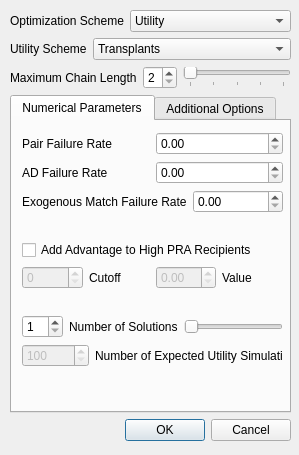
Qt form KPD GUI/DialogSimParameters.ui (mathieubray/KPDGUI) before a commit.
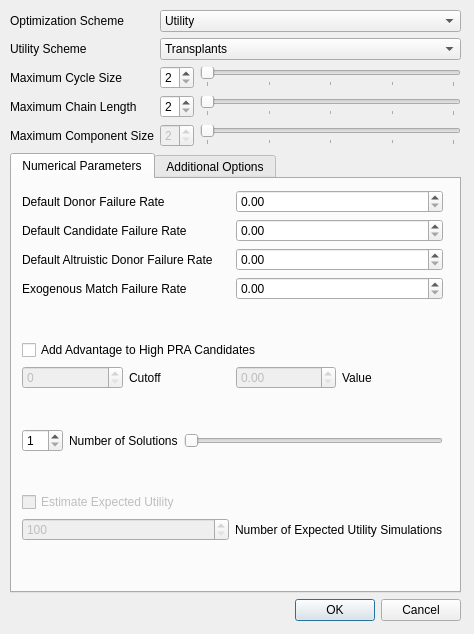
The same form after that commit.

Commit message: Pre- Changing Donor and Candidate to their own items

```diff
--- a/KPD GUI/DialogSimParameters.ui
+++ b/KPD GUI/DialogSimParameters.ui
@@ -6,38 +6,38 @@
    <rect>
     <x>0</x>
     <y>0</y>
-    <width>299</width>
-    <height>455</height>
+    <width>474</width>
+    <height>634</height>
    </rect>
   </property>
   <property name="minimumSize">
    <size>
-    <width>0</width>
-    <height>0</height>
+    <width>474</width>
+    <height>634</height>
    </size>
   </property>
   <property name="maximumSize">
    <size>
-    <width>10000000</width>
-    <height>10000000</height>
+    <width>474</width>
+    <height>634</height>
    </size>
   </property>
   <property name="windowTitle">
    <string>Set Parameters</string>
   </property>
-  <widget class="QWidget" name="layoutWidget">
+  <widget class="QWidget" name="">
    <property name="geometry">
     <rect>
      <x>10</x>
      <y>10</y>
-     <width>281</width>
-     <height>431</height>
+     <width>451</width>
+     <height>611</height>
     </rect>
    </property>
-   <layout class="QVBoxLayout" name="simParametersLayout">
+   <layout class="QVBoxLayout" name="verticalLayout">
     <item>
-     <layout class="QGridLayout" name="parametersGridLayout">
-      <item row="0" column="0" colspan="2">
+     <layout class="QGridLayout" name="gridLayout">
+      <item row="0" column="0">
        <widget class="QLabel" name="optLabel">
         <property name="text">
          <string>Optimization Scheme</string>
@@ -47,30 +47,6 @@
         </property>
        </widget>
       </item>
-      <item row="0" column="2" colspan="3">
-       <widget class="QComboBox" name="optComboBox">
-        <item>
-         <property name="text">
-          <string>Utility</string>
-         </property>
-        </item>
-        <item>
-         <property name="text">
-          <string>Expected Utility</string>
-         </property>
-        </item>
-        <item>
-         <property name="text">
-          <string>Fallbacks</string>
-         </property>
-        </item>
-        <item>
-         <property name="text">
-          <string>Extended Fallbacks</string>
-         </property>
-        </item>
-       </widget>
-      </item>
       <item row="1" column="0">
        <widget class="QLabel" name="utilLabel">
         <property name="text">
@@ -81,7 +57,7 @@
         </property>
        </widget>
       </item>
-      <item row="1" column="1" colspan="4">
+      <item row="1" column="2">
        <widget class="QComboBox" name="utilComboBox">
         <item>
          <property name="text">
@@ -105,8 +81,54 @@
         </item>
        </widget>
       </item>
-      <item row="2" column="0" colspan="3">
-       <widget class="QLabel" name="sizeLabel">
+      <item row="2" column="0">
+       <widget class="QLabel" name="cycleSizeLabel">
+        <property name="text">
+         <string>Maximum Cycle Size</string>
+        </property>
+        <property name="buddy">
+         <cstring>cycleSizeSpinBox</cstring>
+        </property>
+       </widget>
+      </item>
+      <item row="2" column="2">
+       <layout class="QHBoxLayout" name="cycleSizeLayout">
+        <item>
+         <widget class="QSpinBox" name="cycleSizeSpinBox">
+          <property name="minimum">
+           <number>2</number>
+          </property>
+          <property name="maximum">
+           <number>6</number>
+          </property>
+         </widget>
+        </item>
+        <item>
+         <widget class="QSlider" name="cycleSizeSlider">
+          <property name="minimum">
+           <number>2</number>
+          </property>
+          <property name="maximum">
+           <number>6</number>
+          </property>
+          <property name="pageStep">
+           <number>2</number>
+          </property>
+          <property name="orientation">
+           <enum>Qt::Horizontal</enum>
+          </property>
+          <property name="tickPosition">
+           <enum>QSlider::TicksBelow</enum>
+          </property>
+          <property name="tickInterval">
+           <number>1</number>
+          </property>
+         </widget>
+        </item>
+       </layout>
+      </item>
+      <item row="3" column="0">
+       <widget class="QLabel" name="chainLengthLabel">
         <property name="text">
          <string>Maximum Chain Length</string>
         </property>
@@ -115,36 +137,116 @@
         </property>
        </widget>
       </item>
-      <item row="2" column="3">
-       <widget class="QSpinBox" name="sizeSpinBox">
-        <property name="minimum">
-         <number>2</number>
+      <item row="3" column="2">
+       <layout class="QHBoxLayout" name="chainLengthLayout">
+        <item>
+         <widget class="QSpinBox" name="chainLengthSpinBox">
+          <property name="minimum">
+           <number>2</number>
+          </property>
+          <property name="maximum">
+           <number>6</number>
+          </property>
+         </widget>
+        </item>
+        <item>
+         <widget class="QSlider" name="chainLengthSlider">
+          <property name="minimum">
+           <number>2</number>
+          </property>
+          <property name="maximum">
+           <number>6</number>
+          </property>
+          <property name="pageStep">
+           <number>2</number>
+          </property>
+          <property name="orientation">
+           <enum>Qt::Horizontal</enum>
+          </property>
+          <property name="tickPosition">
+           <enum>QSlider::TicksBelow</enum>
+          </property>
+          <property name="tickInterval">
+           <number>1</number>
+          </property>
+         </widget>
+        </item>
+       </layout>
+      </item>
+      <item row="4" column="0" colspan="2">
+       <widget class="QLabel" name="componentSizeLabel">
+        <property name="text">
+         <string>Maximum Component Size</string>
         </property>
-        <property name="maximum">
-         <number>6</number>
+        <property name="buddy">
+         <cstring>cycleSizeSpinBox</cstring>
         </property>
        </widget>
       </item>
-      <item row="2" column="4">
-       <widget class="QSlider" name="sizeSlider">
-        <property name="minimum">
-         <number>2</number>
-        </property>
-        <property name="maximum">
-         <number>6</number>
-        </property>
-        <property name="pageStep">
-         <number>2</number>
-        </property>
-        <property name="orientation">
-         <enum>Qt::Horizontal</enum>
-        </property>
-        <property name="tickPosition">
-         <enum>QSlider::TicksBelow</enum>
-        </property>
-        <property name="tickInterval">
-         <number>1</number>
-        </property>
+      <item row="4" column="2">
+       <layout class="QHBoxLayout" name="componentSizeLayout">
+        <item>
+         <widget class="QSpinBox" name="componentSizeSpinBox">
+          <property name="enabled">
+           <bool>false</bool>
+          </property>
+          <property name="minimum">
+           <number>2</number>
+          </property>
+          <property name="maximum">
+           <number>6</number>
+          </property>
+         </widget>
+        </item>
+        <item>
+         <widget class="QSlider" name="componentSizeSlider">
+          <property name="enabled">
+           <bool>false</bool>
+          </property>
+          <property name="minimum">
+           <number>2</number>
+          </property>
+          <property name="maximum">
+           <number>6</number>
+          </property>
+          <property name="pageStep">
+           <number>2</number>
+          </property>
+          <property name="orientation">
+           <enum>Qt::Horizontal</enum>
+          </property>
+          <property name="tickPosition">
+           <enum>QSlider::TicksBelow</enum>
+          </property>
+          <property name="tickInterval">
+           <number>1</number>
+          </property>
+         </widget>
+        </item>
+       </layout>
+      </item>
+      <item row="0" column="2">
+       <widget class="QComboBox" name="optComboBox">
+        <item>
+         <property name="text">
+          <string>Utility</string>
+         </property>
+        </item>
+        <item>
+         <property name="text">
+          <string>Expected Utility</string>
+         </property>
+        </item>
+        <item>
+         <property name="text">
+          <string>Fallbacks</string>
+         </property>
+        </item>
+        <item>
+         <property name="text">
+          <string>Extended Fallbacks</string>
+         </property>
+        </item>
        </widget>
       </item>
      </layout>
@@ -154,6 +256,9 @@
       <property name="currentIndex">
        <number>0</number>
       </property>
+      <property name="usesScrollButtons">
+       <bool>false</bool>
+      </property>
       <widget class="QWidget" name="numericalParametersTab">
        <attribute name="title">
         <string>Numerical Parameters</string>
@@ -163,17 +268,41 @@
          <rect>
           <x>10</x>
           <y>11</y>
-          <width>261</width>
-          <height>235</height>
+          <width>421</width>
+          <height>351</height>
          </rect>
         </property>
         <layout class="QGridLayout" name="numericalParametersLayout">
+         <item row="12" column="0">
+          <layout class="QHBoxLayout" name="estimateEULayout">
+           <item>
+            <widget class="QSpinBox" name="numberOfEUSimSpinBox">
+             <property name="enabled">
+              <bool>false</bool>
+             </property>
+             <property name="minimum">
+              <number>100</number>
+             </property>
+             <property name="maximum">
+              <number>100000</number>
+             </property>
+            </widget>
+           </item>
+           <item>
+            <widget class="QLabel" name="numberOfEUSimLabel">
+             <property name="text">
+              <string>Number of Expected Utility Simulations</string>
+             </property>
+            </widget>
+           </item>
+          </layout>
+         </item>
          <item row="0" column="0">
           <layout class="QHBoxLayout" name="pairFailureLayout">
            <item>
             <widget class="QLabel" name="pairFailureRateLabel">
              <property name="text">
-              <string>Pair Failure Rate</string>
+              <string>Default Donor Failure Rate</string>
              </property>
              <property name="buddy">
               <cstring>sizeSpinBox</cstring>
@@ -195,34 +324,27 @@
            </item>
           </layout>
          </item>
-         <item row="1" column="0">
-          <layout class="QHBoxLayout" name="adFailureLayout">
-           <item>
-            <widget class="QLabel" name="adFailureRateLabel">
-             <property name="text">
-              <string>AD Failure Rate</string>
-             </property>
-             <property name="buddy">
-              <cstring>sizeSpinBox</cstring>
-             </property>
-            </widget>
-           </item>
-           <item>
-            <widget class="QDoubleSpinBox" name="adFailureRateSpinBox">
-             <property name="decimals">
-              <number>2</number>
-             </property>
-             <property name="maximum">
-              <double>1.000000000000000</double>
-             </property>
-             <property name="singleStep">
-              <double>0.100000000000000</double>
-             </property>
-            </widget>
-           </item>
-          </layout>
+         <item row="6" column="0">
+          <widget class="QCheckBox" name="praCheckBox">
+           <property name="text">
+            <string>Add Advantage to High PRA Candidates</string>
+           </property>
+          </widget>
          </item>
-         <item row="2" column="0">
+         <item row="8" column="0">
+          <spacer name="verticalSpacer2">
+           <property name="orientation">
+            <enum>Qt::Vertical</enum>
+           </property>
+           <property name="sizeHint" stdset="0">
+            <size>
+             <width>18</width>
+             <height>18</height>
+            </size>
+           </property>
+          </spacer>
+         </item>
+         <item row="4" column="0">
           <layout class="QHBoxLayout" name="exogenousFailureLayout">
            <item>
             <widget class="QLabel" name="exogenousFailureRateLabel">
@@ -249,27 +371,20 @@
            </item>
           </layout>
          </item>
-         <item row="3" column="0">
-          <spacer name="verticalSpacer1">
-           <property name="orientation">
-            <enum>Qt::Vertical</enum>
-           </property>
-           <property name="sizeHint" stdset="0">
-            <size>
-             <width>18</width>
-             <height>18</height>
-            </size>
-           </property>
-          </spacer>
-         </item>
-         <item row="4" column="0">
-          <widget class="QCheckBox" name="praBox">
-           <property name="text">
-            <string>Add Advantage to High PRA Recipients</string>
-           </property>
-          </widget>
-         </item>
          <item row="5" column="0">
+          <spacer name="verticalSpacer1">
+           <property name="orientation">
+            <enum>Qt::Vertical</enum>
+           </property>
+           <property name="sizeHint" stdset="0">
+            <size>
+             <width>18</width>
+             <height>18</height>
+            </size>
+           </property>
+          </spacer>
+         </item>
+         <item row="7" column="0">
           <layout class="QHBoxLayout" name="praLayout">
            <item>
             <widget class="QSpinBox" name="praCutoffSpinBox">
@@ -310,20 +425,7 @@
            </item>
           </layout>
          </item>
-         <item row="6" column="0">
-          <spacer name="verticalSpacer2">
-           <property name="orientation">
-            <enum>Qt::Vertical</enum>
-           </property>
-           <property name="sizeHint" stdset="0">
-            <size>
-             <width>18</width>
-             <height>18</height>
-            </size>
-           </property>
-          </spacer>
-         </item>
-         <item row="7" column="0">
+         <item row="9" column="0">
           <layout class="QHBoxLayout" name="solutionsLayout">
            <item>
             <widget class="QSpinBox" name="solutionsSpinBox">
@@ -369,30 +471,77 @@
            </item>
           </layout>
          </item>
-         <item row="8" column="0">
-          <layout class="QHBoxLayout" name="euSimLayout">
+         <item row="1" column="0">
+          <layout class="QHBoxLayout" name="candidateFailureLayout">
            <item>
-            <widget class="QSpinBox" name="euSimSpinBox">
-             <property name="enabled">
-              <bool>false</bool>
+            <widget class="QLabel" name="candidateFailureLabel">
+             <property name="text">
+              <string>Default Candidate Failure Rate</string>
              </property>
-             <property name="minimum">
-              <number>100</number>
+             <property name="buddy">
+              <cstring>cycleSizeSpinBox</cstring>
              </property>
+            </widget>
+           </item>
+           <item>
+            <widget class="QDoubleSpinBox" name="candidateFailureSpinBox">
+             <property name="decimals">
+              <number>2</number>
+             </property>
              <property name="maximum">
-              <number>100000</number>
+              <double>1.000000000000000</double>
              </property>
             </widget>
            </item>
+          </layout>
+         </item>
+         <item row="10" column="0">
+          <spacer name="verticalSpacer3">
+           <property name="orientation">
+            <enum>Qt::Vertical</enum>
+           </property>
+           <property name="sizeHint" stdset="0">
+            <size>
+             <width>20</width>
+             <height>20</height>
+            </size>
+           </property>
+          </spacer>
+         </item>
+         <item row="2" column="0">
+          <layout class="QHBoxLayout" name="adFailureLayout">
            <item>
-            <widget class="QLabel" name="euSimLabel">
+            <widget class="QLabel" name="adFailureLabel">
              <property name="text">
-              <string>Number of Expected Utility Simulations</string>
+              <string>Default Altruistic Donor Failure Rate</string>
              </property>
             </widget>
            </item>
+           <item>
+            <widget class="QDoubleSpinBox" name="adFailureSpinBox">
+             <property name="decimals">
+              <number>2</number>
+             </property>
+             <property name="maximum">
+              <double>1.000000000000000</double>
+             </property>
+             <property name="singleStep">
+              <double>0.100000000000000</double>
+             </property>
+            </widget>
+           </item>
           </layout>
          </item>
+         <item row="11" column="0">
+          <widget class="QCheckBox" name="estimateEUCheckBox">
+           <property name="enabled">
+            <bool>false</bool>
+           </property>
+           <property name="text">
+            <string>Estimate Expected Utility</string>
+           </property>
+          </widget>
+         </item>
         </layout>
        </widget>
       </widget>
@@ -481,31 +630,14 @@
      </widget>
     </item>
     <item>
-     <layout class="QHBoxLayout" name="buttonLayout">
-      <item>
-       <spacer name="buttonHorizontalSpacer">
-        <property name="orientation">
-         <enum>Qt::Horizontal</enum>
-        </property>
-        <property name="sizeHint" stdset="0">
-         <size>
-          <width>40</width>
-          <height>20</height>
-         </size>
-        </property>
-       </spacer>
-      </item>
-      <item>
-       <widget class="QDialogButtonBox" name="buttonBox">
-        <property name="orientation">
-         <enum>Qt::Horizontal</enum>
-        </property>
-        <property name="standardButtons">
-         <set>QDialogButtonBox::Cancel|QDialogButtonBox::Ok</set>
-        </property>
-       </widget>
-      </item>
-     </layout>
+     <widget class="QDialogButtonBox" name="buttonBox">
+      <property name="orientation">
+       <enum>Qt::Horizontal</enum>
+      </property>
+      <property name="standardButtons">
+       <set>QDialogButtonBox::Cancel|QDialogButtonBox::Ok</set>
+      </property>
+     </widget>
     </item>
    </layout>
   </widget>
```
Left out of the diff: 150 changed lines with no effect on the pictures. The commit also changes 56 other files.
